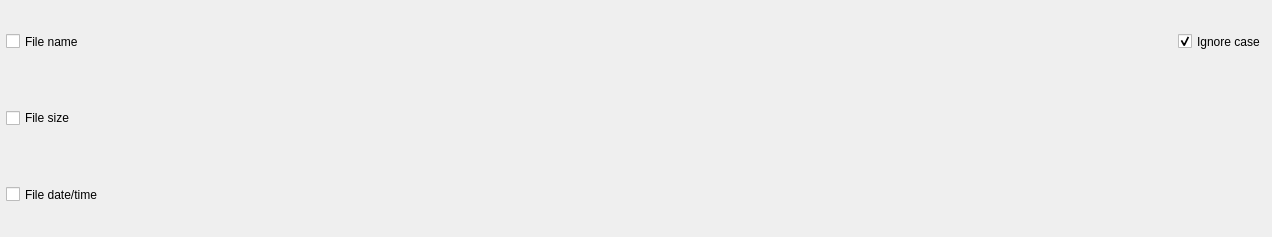
Before: the Qt Designer form bulicommander/bulicommander/bc/resources/bcwsearchfilefilterrules.ui in Grum999/BuliCommander, drawn with Qt 5.
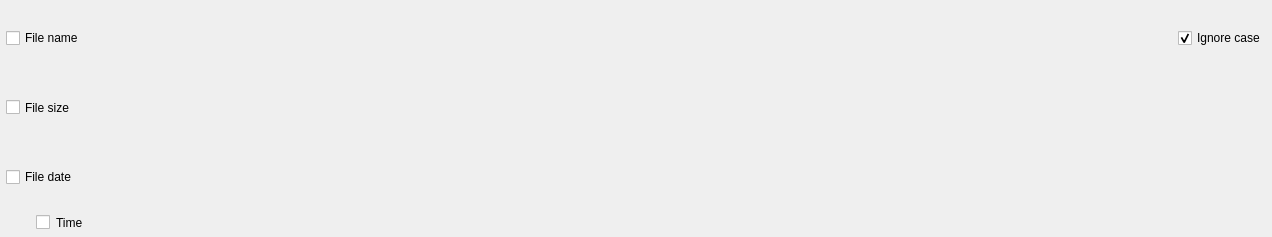
After: the same form once the commit is applied. Custom widgets are drawn as their Qt base class.

Patch:
```diff
--- a/bulicommander/bulicommander/bc/resources/bcwsearchfilefilterrules.ui
+++ b/bulicommander/bulicommander/bc/resources/bcwsearchfilefilterrules.ui
@@ -33,7 +33,7 @@
     <number>6</number>
    </property>
    <item row="3" column="1">
-    <widget class="WOperatorInputDateTime" name="woiFileDateTime" native="true">
+    <widget class="WOperatorInputDate" name="woiFileDtDate" native="true">
      <property name="enabled">
       <bool>false</bool>
      </property>
@@ -124,7 +124,7 @@
       <string>&lt;html&gt;&lt;head/&gt;&lt;body&gt;&lt;p&gt;When checked, will apply search filter based on file date/time.&lt;/p&gt;&lt;/body&gt;&lt;/html&gt;</string>
      </property>
      <property name="text">
-      <string>File date/time</string>
+      <string>File date</string>
      </property>
     </widget>
    </item>
@@ -144,7 +144,7 @@
      </property>
     </widget>
    </item>
-   <item row="4" column="0" colspan="4">
+   <item row="5" column="0" colspan="4">
     <spacer name="horizontalSpacer">
      <property name="sizePolicy">
       <sizepolicy hsizetype="MinimumExpanding" vsizetype="Minimum">
@@ -166,6 +166,19 @@
      </property>
     </spacer>
    </item>
+   <item row="4" column="0">
+    <widget class="QCheckBox" name="cbFileDtTime">
+     <property name="styleSheet">
+      <string notr="true">padding-left: 30px</string>
+     </property>
+     <property name="text">
+      <string>Time</string>
+     </property>
+    </widget>
+   </item>
+   <item row="4" column="1">
+    <widget class="WOperatorInputTime" name="woiFileDtTime" native="true"/>
+   </item>
   </layout>
  </widget>
  <customwidgets>
@@ -182,7 +195,13 @@
    <container>1</container>
   </customwidget>
   <customwidget>
-   <class>WOperatorInputDateTime</class>
+   <class>WOperatorInputDate</class>
+   <extends>QWidget</extends>
+   <header>bulicommander.pktk.widgets.woperatorinput</header>
+   <container>1</container>
+  </customwidget>
+  <customwidget>
+   <class>WOperatorInputTime</class>
    <extends>QWidget</extends>
    <header>bulicommander.pktk.widgets.woperatorinput</header>
    <container>1</container>
```
Left out of the diff: 2 changed lines with no effect on the pictures.
